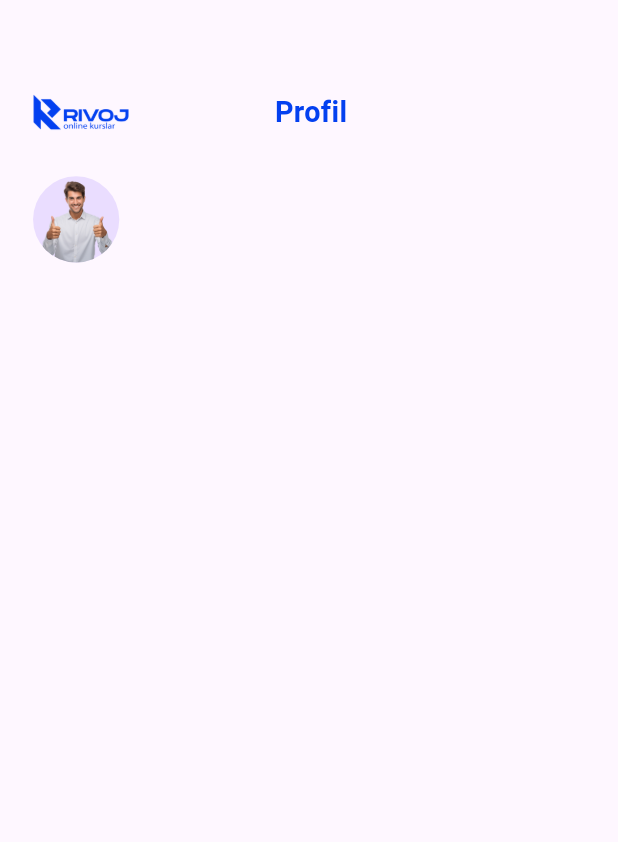
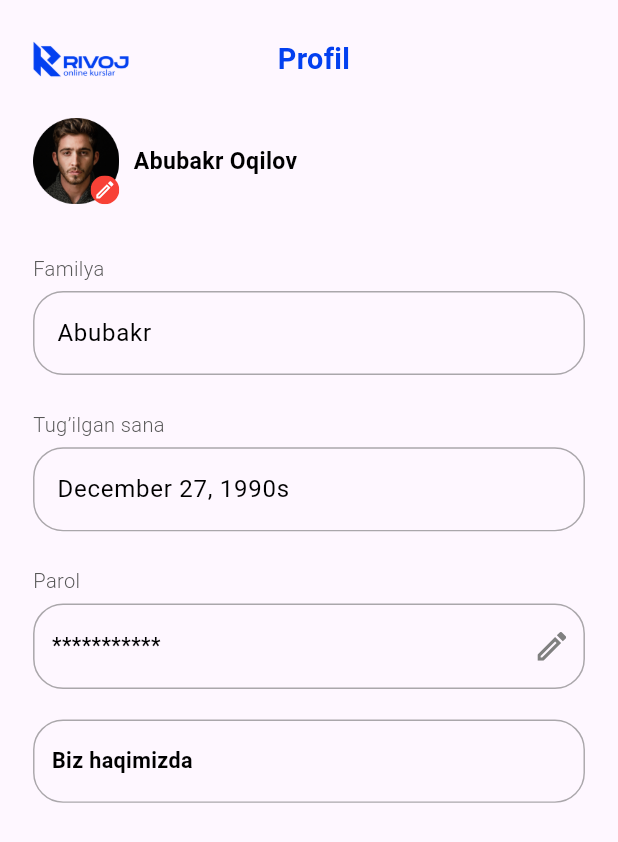
Before and after one commit to shceo/rivojedu, a Flutter app: the ProfilePage screen opened directly, on a phone screen of 412 x 824 dp. Shown: the top 842 px of the screen. Run offline on Flutter 3.47's test engine with Material 3 defaults, Android fonts, the light colour scheme and no system bars; our stand-ins replace awesome_notifications, bloc, dio, equatable, firebase_core, flutter_bloc and 10 more; accounts and stored records are empty; project files that could hold a hidden picture were left out.

Commit message:
final design

```diff
--- a/lib/src/ui/pages/navbar_pages/profil_page.dart
+++ b/lib/src/ui/pages/navbar_pages/profil_page.dart
@@ -5,7 +5,7 @@ import 'package:edu/src/widgets/edit_password_item.dart';
 import 'package:edu/src/widgets/image_dialog.dart';
 import 'package:edu/src/widgets/password_item.dart';
 import 'package:flutter/material.dart';
-import 'package:flutter/services.dart';
+import 'package:flutter_svg/flutter_svg.dart';
 
 class ProfilePage extends StatefulWidget {
   const ProfilePage({super.key});
@@ -19,18 +19,14 @@ class _ProfilePageState extends State<ProfilePage> {
 
   @override
   Widget build(BuildContext context) {
-    return AnnotatedRegion(
-      value: const SystemUiOverlayStyle(
-        statusBarIconBrightness: Brightness.dark,
-        statusBarColor: Colors.transparent,
-        statusBarBrightness: Brightness.dark,
-      ),
-      child: Scaffold(
+    return Scaffold(
       body: Padding(
         padding: EdgeInsets.symmetric(horizontal: 23.w),
-          child: Column(
+        child: ListView(
           children: [
-              60.getH(),
+            SizedBox(
+              height: 20.h,
+            ),
             Row(
               mainAxisAlignment: MainAxisAlignment.spaceBetween,
               children: [
@@ -42,26 +38,143 @@ class _ProfilePageState extends State<ProfilePage> {
                 Text(
                   "Profil",
                   style: TextStyle(
-                      color: blue,
-                      fontSize: 20.w,
-                      fontWeight: FontWeight.w700,
+                      color: blue, fontSize: 20.w, fontWeight: FontWeight.w700),
+                ),
+                SizedBox(
+                  width: 60.w,
+                )
+              ],
+            ),
+            SizedBox(height: 20.h),
+            Row(
+              children: [
+                Container(
+                  child: Stack(
+                    children: [
+                      Image.asset(
+                        CommonAssets.avatar,
+                        width: 60.w,
+                        fit: BoxFit.cover,
+                      ),
+                      GestureDetector(
+                        onTap: (){
+                          customsShowBottomSheet(context);
+                        },
+                        child: Padding(
+                          padding: EdgeInsets.only(top: 40.w, left: 40.w),
+                          child: SvgPicture.asset(
+                            CommonAssets.editPen,
+                            width: 20.w,
+                            fit: BoxFit.cover,
                           ),
                         ),
-                  SizedBox(width: 64.w)
-                ],
-              ),
-              24.getH(),
-              Row(
-                mainAxisAlignment: MainAxisAlignment.start,
-                children: [
-                  CircleAvatar(
-                    radius: 30.w,
-                    backgroundImage: const AssetImage(CommonAssets.profile),
                       ),
                     ],
                   ),
+                ),
+                SizedBox(
+                  width: 10.w,
+                ),
+                Text(
+                  "Abubakr Oqilov",
+                  style: TextStyle(
+                      color: Colors.black,
+                      fontSize: 16.w,
+                      fontWeight: FontWeight.w700),
+                )
               ],
             ),
+            SizedBox(
+              height: 38.h,
+            ),
+            Text(
+              "Familya",
+              style: TextStyle(
+                  color: c575757, fontSize: 14.w, fontWeight: FontWeight.w300),
+            ),
+            SizedBox(
+              height: 6.h,
+            ),
+            TextField(
+              decoration: InputDecoration(
+                  hintText: "Abubakr",
+                  hintStyle: const TextStyle(color: Colors.black),
+                  focusedBorder: OutlineInputBorder(
+                      borderRadius: BorderRadius.circular(20),
+                      borderSide: BorderSide(
+                          color: c575757.withOpacity(0.5), width: 0.w)),
+                  enabledBorder: OutlineInputBorder(
+                      borderRadius: BorderRadius.circular(20),
+                      borderSide: BorderSide(
+                          color: c575757.withOpacity(0.5), width: 1.w))),
+            ),
+            SizedBox(
+              height: 27.h,
+            ),
+            Text(
+              "Tug’ilgan sana",
+              style: TextStyle(
+                  color: c575757, fontSize: 14.w, fontWeight: FontWeight.w300),
+            ),
+            SizedBox(
+              height: 6.h,
+            ),
+            TextField(
+              decoration: InputDecoration(
+                  hintText: "December 27, 1990s",
+                  hintStyle: const TextStyle(color: Colors.black),
+                  focusedBorder: OutlineInputBorder(
+                      borderRadius: BorderRadius.circular(20),
+                      borderSide: BorderSide(
+                          color: c575757.withOpacity(0.5), width: 0.w)),
+                  enabledBorder: OutlineInputBorder(
+                      borderRadius: BorderRadius.circular(20),
+                      borderSide: BorderSide(
+                          color: c575757.withOpacity(0.5), width: 1.w))),
+            ),
+            SizedBox(
+              height: 27.h,
+            ),
+            Text(
+              "Parol",
+              style: TextStyle(
+                  color: c575757, fontSize: 14.w, fontWeight: FontWeight.w300),
+            ),
+            SizedBox(
+              height: 6.h,
+            ),
+            a == 0
+                ? PasswordItem(
+                    onTap: () {
+                      a = 1;
+                      setState(() {});
+                    },
+                  )
+                : EditPasswordItem(onTap: () {
+                    a = 0;
+                    setState(() {});
+                  }),
+            SizedBox(
+              height: 23.h,
+            ),
+            Container(
+              width: double.infinity,
+              padding: EdgeInsets.symmetric(vertical: 17.w, horizontal: 13.h),
+              decoration: BoxDecoration(
+                  border: Border.all(
+                    width: 1.w,
+                    color: c575757.withOpacity(0.5),
+                  ),
+                  borderRadius: BorderRadius.circular(20)),
+              child: Text(
+                "Biz haqimizda",
+                style: TextStyle(
+                    color: Colors.black,
+                    fontSize: 15.w,
+                    fontWeight: FontWeight.w600),
+              ),
+            )
+          ],
         ),
       ),
     );
--- a/lib/src/widgets/reting_student.dart
+++ b/lib/src/widgets/reting_student.dart
@@ -7,7 +7,7 @@ class RetingStudent extends StatelessWidget {
   @override
   Widget build(BuildContext context) {
     return Row(
-      mainAxisAlignment: MainAxisAlignment.spaceBetween,
+      mainAxisAlignment: MainAxisAlignment.spaceAround,
       children: [
         SizedBox(
           height: 150,
```
Lines whose indentation alone changed are shown as unchanged.
